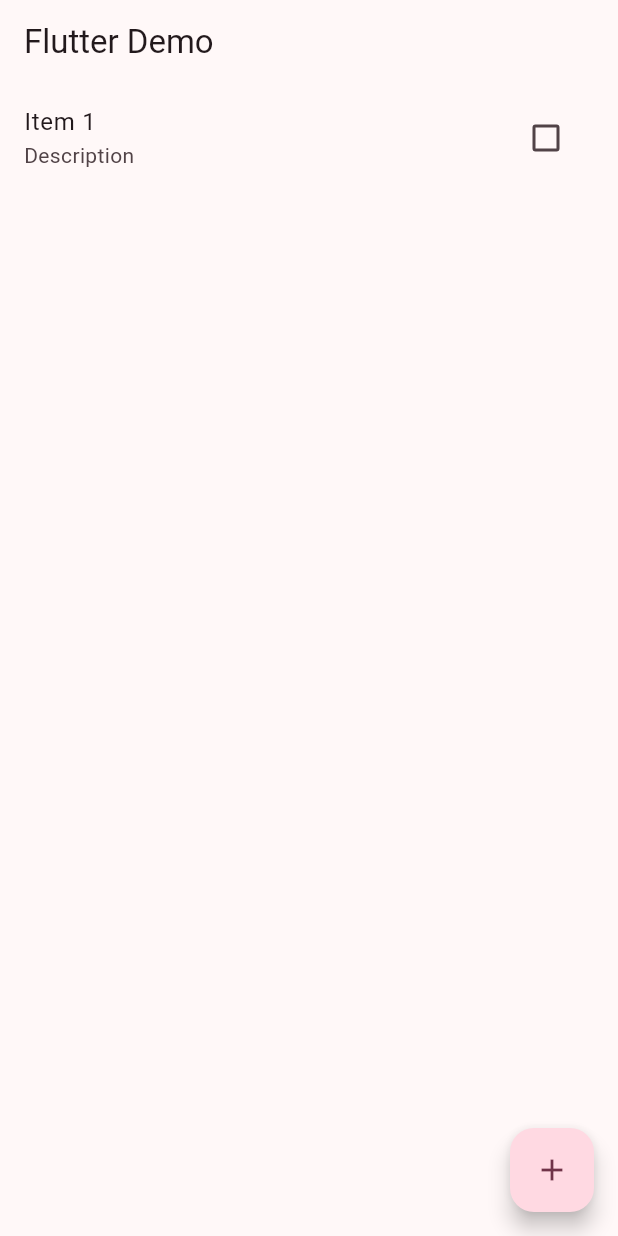
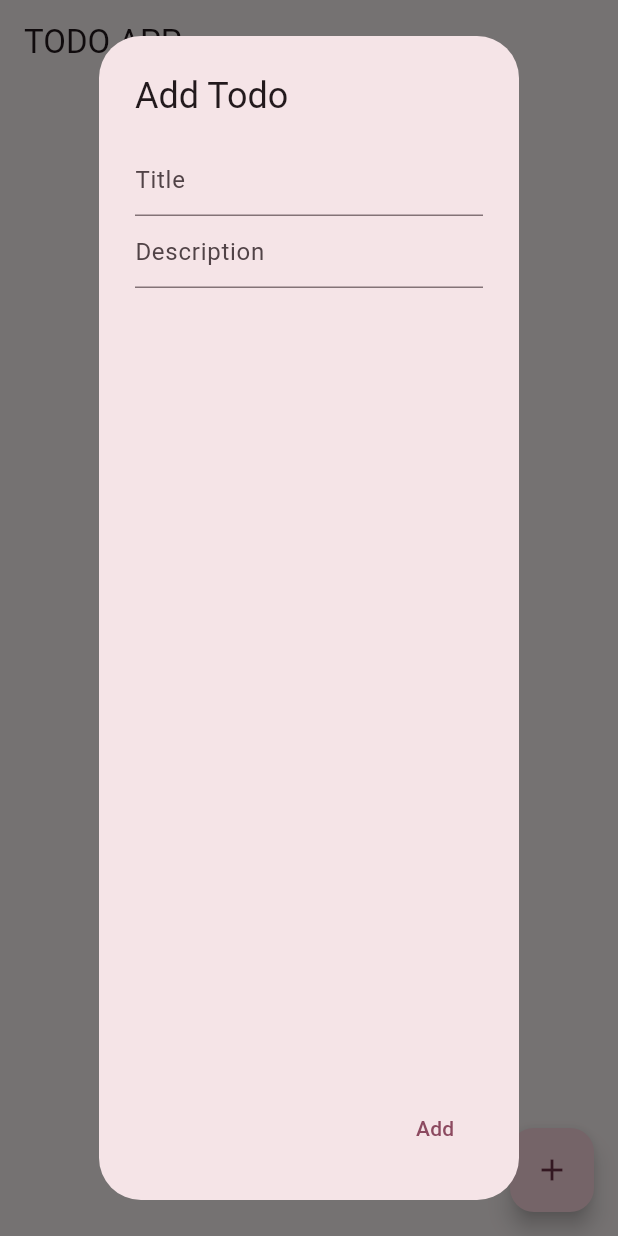
Before and after one commit to fisforfaheem/simple_todo_flutter_app, a Flutter app: the screen it shows after launch, after a tap on the "add" icon, on a phone screen of 412 x 824 dp. Run offline on Flutter 3.47's test engine with Material 3 defaults, Android fonts, the phone set to English and light mode, and no system bars.

Commit message:
chore: add shoe hide functionality and use model

```diff
--- a/lib/main.dart
+++ b/lib/main.dart
@@ -1,4 +1,5 @@
 import 'package:flutter/material.dart';
+import 'package:simple_todo_flutter_app/todo_model.dart';
 
 void main() {
   runApp(const MyApp());
@@ -10,7 +11,7 @@ class MyApp extends StatelessWidget {
   @override
   Widget build(BuildContext context) {
     return MaterialApp(
-      home: const MyHomePage(),
+      home: const TodoPage(),
       theme: ThemeData(
         colorScheme: ColorScheme.fromSeed(
           seedColor: Colors.black,
@@ -20,18 +21,88 @@ class MyApp extends StatelessWidget {
   }
 }
 
-class MyHomePage extends StatefulWidget {
-  const MyHomePage({super.key});
+class TodoPage extends StatefulWidget {
+  const TodoPage({super.key});
   @override
-  State<MyHomePage> createState() => _MyHomePageState();
+  State<TodoPage> createState() => _TodoPageState();
 }
 
-class _MyHomePageState extends State<MyHomePage> {
-  List<String> todoList = [];
+class _TodoPageState extends State<TodoPage> {
+  //controllers
+  final titleController = TextEditingController();
+  final descriptionController = TextEditingController();
+  bool showDone = false;
+
+  //a List that contains objects of the todo class
+  List<Todo> todoList = [];
+
+  @override
+  void dispose() {
+    titleController.dispose();
+    descriptionController.dispose();
+    super.dispose();
+  }
+
+//this will update the chekcbox on that index provided
+  void updateTodo(int index, bool? value) {
+    setState(() {
+      todoList[index] = Todo(
+        title: todoList[index].title,
+        description: todoList[index].description,
+        isDone: value!,
+      );
+    });
+  }
 
   void addTodo() {
+    showDialog(
+      context: context,
+      builder: (context) {
+        return AlertDialog(
+          title: const Text("Add Todo"),
+          content: Column(
+            children: [
+              TextField(
+                controller: titleController,
+                decoration: const InputDecoration(
+                  hintText: "Title",
+                ),
+              ),
+              TextField(
+                controller: descriptionController,
+                decoration: const InputDecoration(
+                  hintText: "Description",
+                ),
+              ),
+            ],
+          ),
+          actions: [
+            TextButton(
+              onPressed: () {
+                setState(() {
+                  todoList.add(
+                    Todo(
+                      title: "Item ${todoList.length + 1}",
+                      description: '',
+                      isDone: false,
+                    ),
+                  );
+                  titleController.clear();
+                  descriptionController.clear();
+                  Navigator.pop(context);
+                });
+              },
+              child: const Text("Add"),
+            ),
+          ],
+        );
+      },
+    );
+  }
+
+  void deleteTodo(int index) {
     setState(() {
-      todoList.add("Item ${todoList.length + 1} ");
+      todoList[index] = Todo(title: '', description: '', isDone: false);
     });
   }
 
@@ -39,16 +110,38 @@ class _MyHomePageState extends State<MyHomePage> {
   Widget build(BuildContext context) {
     return Scaffold(
       appBar: AppBar(
-        title: const Text("Flutter Demo"),
+        title: const Text(
+          "TODO APP ",
+        ),
+        actions: [
+          if (todoList.where((element) => element.isDone).isNotEmpty)
+            TextButton(
+              onPressed: () {
+                setState(() {
+                  showDone = !showDone;
+                });
+              },
+              child:
+                  showDone ? const Text('Hide Done') : const Text('Show Done'),
+            ),
+        ],
       ),
       body: Center(
         child: ListView.builder(
           itemCount: todoList.length,
           itemBuilder: (context, index) {
+            if (todoList[index].isDone && !showDone) return const SizedBox();
             return ListTile(
-                title: Text(todoList[index]),
-                subtitle: const Text('Description'),
-                trailing: Checkbox(value: false, onChanged: (bool? value) {}));
+              title: Text(todoList[index].title),
+              subtitle: Text(todoList[index].description ?? ''),
+              trailing: Checkbox(
+                value: todoList[index].isDone,
+                onChanged: (bool? value) {
+                  updateTodo(index, value);
+                },
+              ),
+              onLongPress: () => deleteTodo(index),
+            );
           },
         ),
       ),
--- /dev/null
+++ b/lib/todo_model.dart
@@ -0,0 +1,13 @@
+class Todo {
+  //properties
+  final String title;
+  final String? description;
+  final bool isDone;
+
+//contructor
+  Todo({
+    required this.title,
+    this.description,
+    this.isDone = false,
+  });
+}
```
Also changed, not shown: pubspec.lock.
